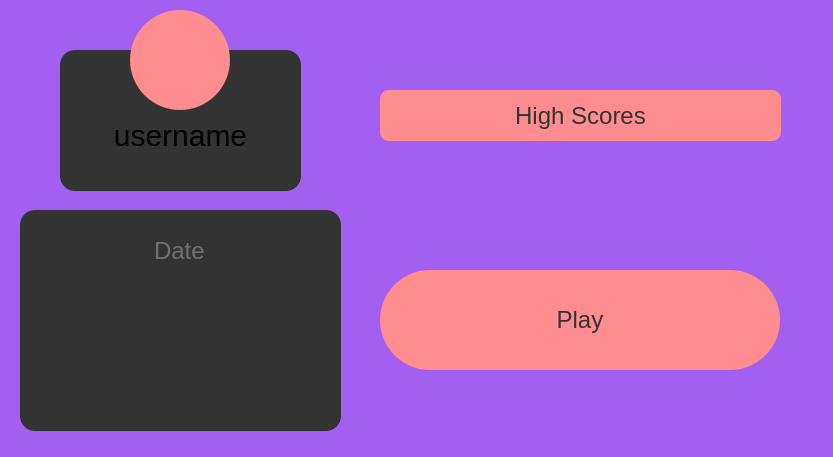
Above: BingChillings/mainwindow.ui from BingChillings/BingChillings before the change. Below: the same form after it.
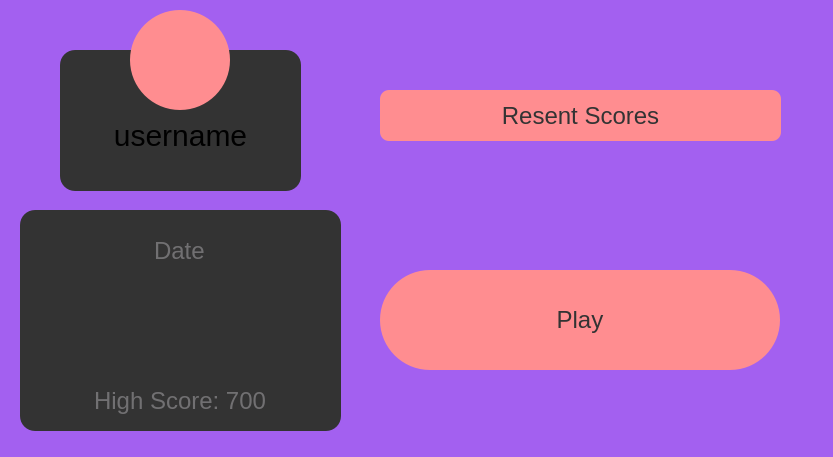
That is the form after the change. Icons and pictures are not drawn.

Patch:
```diff
--- a/BingChillings/mainwindow.ui
+++ b/BingChillings/mainwindow.ui
@@ -154,7 +154,7 @@
     </rect>
    </property>
    <property name="text">
-    <string>High Scores</string>
+    <string>Resent Scores</string>
    </property>
   </widget>
   <widget class="QPushButton" name="playButton">
@@ -189,9 +189,9 @@
     <property name="geometry">
      <rect>
       <x>10</x>
-      <y>90</y>
+      <y>70</y>
       <width>301</width>
-      <height>111</height>
+      <height>101</height>
      </rect>
     </property>
     <property name="readOnly">
@@ -230,6 +230,25 @@
      <bool>true</bool>
     </property>
    </widget>
+   <widget class="QLineEdit" name="lineEdit">
+    <property name="geometry">
+     <rect>
+      <x>10</x>
+      <y>170</y>
+      <width>301</width>
+      <height>41</height>
+     </rect>
+    </property>
+    <property name="text">
+     <string>High Score: 700</string>
+    </property>
+    <property name="alignment">
+     <set>Qt::AlignCenter</set>
+    </property>
+    <property name="readOnly">
+     <bool>true</bool>
+    </property>
+   </widget>
   </widget>
   <widget class="QLineEdit" name="birthdayLineEdit">
    <property name="geometry">
```
